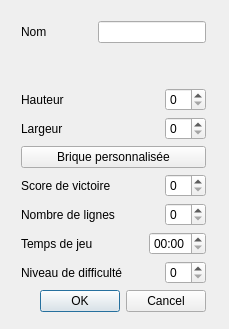
First picture: the form in view/configdialog.ui, repository g-jouret/projetTetris, before the edit.
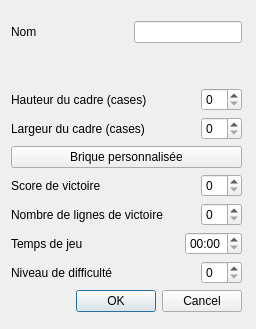
Second picture: the form after the edit.

The edit to the form file:
```diff
--- a/view/configdialog.ui
+++ b/view/configdialog.ui
@@ -6,7 +6,7 @@
    <rect>
     <x>0</x>
     <y>0</y>
-    <width>229</width>
+    <width>256</width>
     <height>329</height>
    </rect>
   </property>
@@ -16,9 +16,9 @@
   <widget class="QWidget" name="layoutWidget">
    <property name="geometry">
     <rect>
-     <x>21</x>
+     <x>11</x>
      <y>21</y>
-     <width>185</width>
+     <width>231</width>
      <height>291</height>
     </rect>
    </property>
@@ -68,7 +68,7 @@
       <item>
        <widget class="QLabel" name="lbHeight">
         <property name="text">
-         <string>Hauteur</string>
+         <string>Hauteur du cadre (cases)</string>
         </property>
        </widget>
       </item>
@@ -95,7 +95,7 @@
       <item>
        <widget class="QLabel" name="lbWidth">
         <property name="text">
-         <string>Largeur</string>
+         <string>Largeur du cadre (cases)</string>
         </property>
        </widget>
       </item>
@@ -156,7 +156,7 @@
       <item>
        <widget class="QLabel" name="lbWinLines">
         <property name="text">
-         <string>Nombre de lignes </string>
+         <string>Nombre de lignes de victoire</string>
         </property>
        </widget>
       </item>
```
